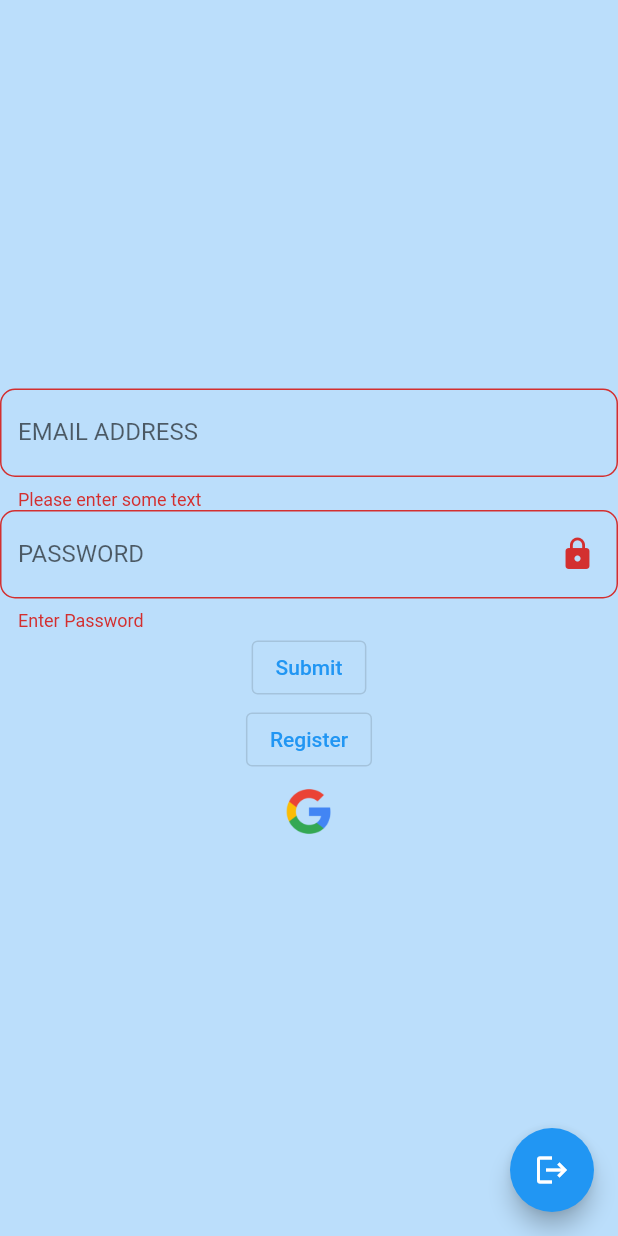
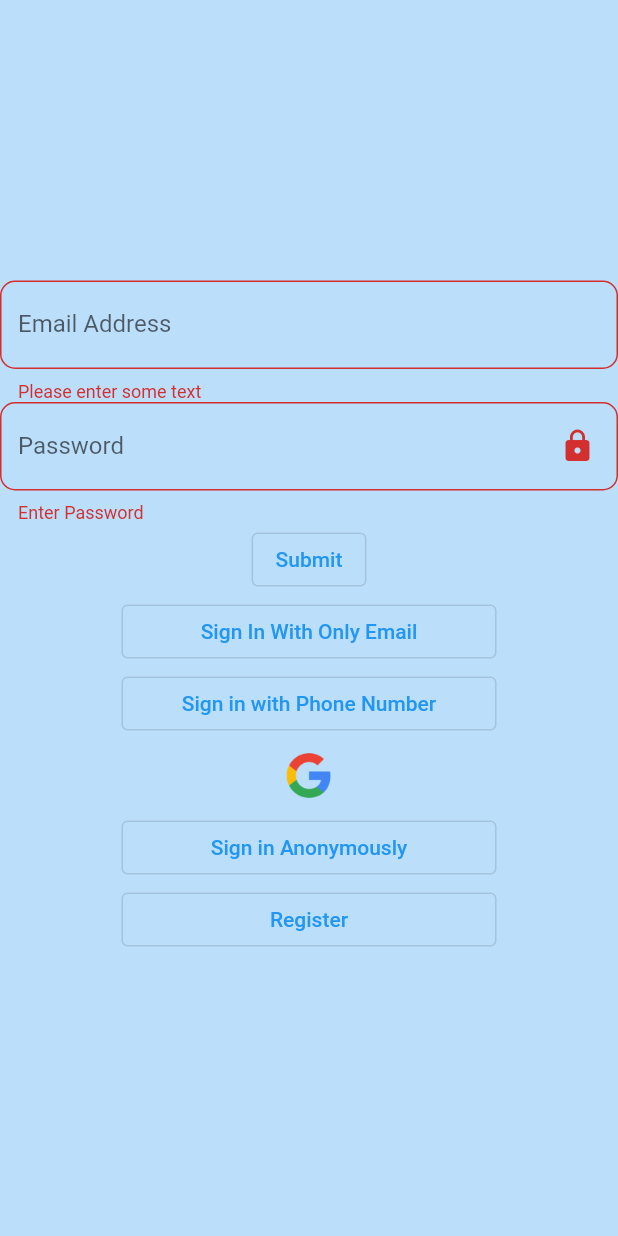
Before and after one commit to famedahossain/midterm-flutter, a Flutter app: the screen it shows after launch, after a tap on "Submit", on a phone screen of 412 x 824 dp. Run offline on Flutter 3.47's test engine with Material 2 defaults, Android fonts, the phone set to English and light mode, and no system bars; our stand-ins replace cloud_firestore, firebase_auth, firebase_core, google_sign_in, sms_autofill, splashscreen; accounts and stored records are empty.

Commit message:
Added More Sign In Methods

```diff
--- a/lib/driver.dart
+++ b/lib/driver.dart
@@ -2,14 +2,15 @@ import 'login_view.dart';
 import 'home_view.dart';
 import 'package:firebase_auth/firebase_auth.dart';
 import 'package:flutter/material.dart';
+import 'authenticate.dart';
+import 'package:cloud_firestore/cloud_firestore.dart';
+import 'package:google_sign_in/google_sign_in.dart';
 
 class AppDriver extends StatelessWidget {
   AppDriver({Key? key}) : super(key: key);
 
-  final FirebaseAuth _auth = FirebaseAuth.instance;
   @override
   Widget build(BuildContext context) {
-    return _auth.currentUser == null ? const LoginPage() : HomePage();
-    //
+    return Authenticate().authorizedUser() == null ? const LoginPage() : HomePage();
   }
 }
--- a/lib/login_view.dart
+++ b/lib/login_view.dart
@@ -1,23 +1,24 @@
 import 'package:cloud_firestore/cloud_firestore.dart';
 import 'package:firebase_core/firebase_core.dart';
+import 'phone.dart';
+import 'authenticate.dart';
 import 'driver.dart';
+import 'email_only.dart';
 import 'register.dart';
-import 'package:firebase_auth/firebase_auth.dart';
 import 'package:flutter/material.dart';
 import 'loading.dart';
-import 'package:google_sign_in/google_sign_in.dart';
 
 class LoginPage extends StatefulWidget {
   const LoginPage({Key? key}) : super(key: key);
+
   @override
-  _LoginState createState() => _LoginState();
+  State<LoginPage> createState() => _LoginState();
 }
 
 class _LoginState extends State<LoginPage> {
-  final FirebaseAuth _auth = FirebaseAuth.instance;
-  final GoogleSignIn _googleSignIn = GoogleSignIn();
+  final FirebaseFirestore _db = FirebaseFirestore.instance;
   final _formKey = GlobalKey<FormState>();
-  late TextEditingController _emailController, _passwordController;
+  late TextEditingController _emailController, _passwordController, _phoneNumberController;
 
   get model => null;
 
@@ -26,21 +27,25 @@ class _LoginState extends State<LoginPage> {
     super.initState();
     _emailController = TextEditingController();
     _passwordController = TextEditingController();
+    _phoneNumberController = TextEditingController();
   }
 
   @override
   void dispose() {
     _emailController.dispose();
     _passwordController.dispose();
+    _phoneNumberController.dispose();
     super.dispose();
   }
 
   bool _loading = false;
   String _email = "";
   String _password = "";
+  String _phone = "";
 
   @override
   Widget build(BuildContext context) {
+
     final emailInput = TextFormField(
       autocorrect: false,
       controller: _emailController,
@@ -51,11 +56,12 @@ class _LoginState extends State<LoginPage> {
         return null;
       },
       decoration: const InputDecoration(
-          labelText: "EMAIL ADDRESS",
+          labelText: "Email Address",
           border: OutlineInputBorder(
               borderRadius: BorderRadius.all(Radius.circular(10.0))),
           hintText: 'Enter Email'),
     );
+
     final passwordInput = TextFormField(
       autocorrect: false,
       controller: _passwordController,
@@ -67,7 +73,7 @@ class _LoginState extends State<LoginPage> {
       },
       obscureText: true,
       decoration: const InputDecoration(
-        labelText: "PASSWORD",
+        labelText: "Password",
         border: OutlineInputBorder(
             borderRadius: BorderRadius.all(Radius.circular(10.0))),
         hintText: 'Enter Password',
@@ -77,6 +83,7 @@ class _LoginState extends State<LoginPage> {
         ),
       ),
     );
+
     final submitButton = OutlinedButton(
       onPressed: () {
         if (_formKey.currentState!.validate()) {
@@ -85,32 +92,63 @@ class _LoginState extends State<LoginPage> {
           _email = _emailController.text;
           _password = _passwordController.text;
 
-          // _emailController.clear();
-          // _passwordController.clear();
+          _emailController.clear();
+          _passwordController.clear();
 
           setState(() {
             _loading = true;
-            login();
+            Authenticate().signInWithEmailAndPassword(_email, _password, context);
           });
         }
       },
       child: const Text('Submit'),
     );
 
-    final registerButton = OutlinedButton(
+    final registerButton = Container(
+        width: 250.0,
+        child: OutlinedButton(
           onPressed: () {
             Navigator.push(
                 context, MaterialPageRoute(builder: (con) => const RegisterPage()));
           },
           child: const Text('Register'),
-    );
+    ));
 
-    final google = IconButton(
+    final justEmail = Container(
+        width: 250.0,
+        child: OutlinedButton(
+          onPressed:(){
+            Navigator.push(
+                context,MaterialPageRoute(builder: (con) => OnlyEmail()));
+          }, child:Text("Sign In With Only Email"),
+    ));
+
+    final google = Container(
+        width: 250.0,
+        child: IconButton(
           icon: Image.asset('assets/googleicon.png'),
           iconSize: 30,
           onPressed: (){
-        googleSignIn();
-      }, );
+            Authenticate().googleSignIn(context);;
+          },
+    ));
+
+    final phone = Container(
+        width: 250.0,
+        child: OutlinedButton(
+        onPressed:(){
+          Navigator.push(
+              context,MaterialPageRoute(builder: (con) => const PhoneSignIn()));},
+        child: Text("Sign in with Phone Number"),
+    ));
+
+    final anon = Container(
+      width: 250.0,
+      child: OutlinedButton(
+        onPressed: (){
+          Authenticate().anonSignIn(context);},
+        child:Text("Sign in Anonymously"),
+    ));
 
     return Scaffold(
       backgroundColor: Colors.blue.shade100,
@@ -118,20 +156,18 @@ class _LoginState extends State<LoginPage> {
         child: Column(
           mainAxisAlignment: MainAxisAlignment.center,
           children: <Widget>[
-            _auth.currentUser != null
-                ? Text(_auth.currentUser!.uid)
-                : _loading
-                ? Loading()
-                : Form(
+            Form(
               key: _formKey,
               child: Column(
                 children: <Widget>[
-                  // Add TextFormFields and ElevatedButton here.
                   emailInput,
                   passwordInput,
                   submitButton,
+                  justEmail,
+                  phone,
+                  google,
+                  anon,
                   registerButton,
-                  google
                 ],
               ),
             )
@@ -139,69 +175,6 @@ class _LoginState extends State<LoginPage> {
         ),
       ),
       // This trailing comma makes auto-formatting nicer for build methods.
-      floatingActionButton: FloatingActionButton(
-        onPressed: signOut,
-        tooltip: 'Log out',
-        child: const Icon(Icons.logout),
-      ),
     );
   }
-
-  Future<void> login() async {
-    await Firebase.initializeApp();
-    try {
-      UserCredential _ = await _auth.signInWithEmailAndPassword(
-          email: _email, password: _password);
-      Navigator.pushReplacement(
-          context, MaterialPageRoute(builder: (con) => AppDriver()));
-    } on FirebaseAuthException catch (e) {
-      ScaffoldMessenger.of(context).clearSnackBars();
-      if (e.code == 'user-not-found') {
-        ScaffoldMessenger.of(context).showSnackBar(
-            const SnackBar(content: Text('No user found for that email.')));
-      } else if (e.code == 'wrong-password') {
-        ScaffoldMessenger.of(context).showSnackBar(const SnackBar(
-            content: Text('Wrong password provided for that user.')));
-      } else {
-        ScaffoldMessenger.of(context)
-            .showSnackBar(const SnackBar(content: Text("Something Else")));
 }
-    } catch (e) {
-      print(e);
-    }
-
-    setState(() {
-      _loading = false;
-    });
-  }
-
-  void signOut() async {
-    ScaffoldMessenger.of(context).clearSnackBars();
-    if(_auth.currentUser != null) {
-      await _auth.signOut();
-      ScaffoldMessenger.of(context)
-          .showSnackBar(const SnackBar(content: Text("Logged out")));
-    }else{
-      ScaffoldMessenger.of(context)
-          .showSnackBar(const SnackBar(content: Text("No user logged in")));
-    }
-    setState(() {
-
-    });
-  }
-
-  void  googleSignIn() async {
-    final GoogleSignInAccount googleUser = await GoogleSignIn().signIn();
-    final GoogleSignInAuthentication googleAuth = await googleUser.authentication;
-
-    final credential = GoogleAuthProvider.credential(
-      accessToken: googleAuth.accessToken,
-      idToken: googleAuth.idToken,
-    );
-
-    await FirebaseAuth.instance.signInWithCredential(credential);
-
-    Navigator.pushReplacement(context,MaterialPageRoute(builder:  (con) => AppDriver()));
-  }
-
-}
--- a/lib/main.dart
+++ b/lib/main.dart
@@ -1,13 +1,11 @@
 import 'dart:async';
 import 'package:flutter/material.dart';
 import 'package:splashscreen/splashscreen.dart';
-// Import the firebase_core plugin
 import 'package:firebase_core/firebase_core.dart';
 import 'driver.dart';
 
 void main() async {
   WidgetsFlutterBinding.ensureInitialized();
-  await Firebase.initializeApp();
   runApp(App());
 }
 
@@ -59,7 +57,7 @@ class Splash2 extends StatelessWidget {
     return SplashScreen(
       seconds: 6,
       navigateAfterSeconds: AppDriver(),
-      title: new Text('Fan Page',textScaleFactor: 2,),
+      title: new Text('Midterm App',textScaleFactor: 2,),
       image: new Image.asset('assets/IMG_9296.jpg',),
       loadingText: Text("Loading"),
       photoSize: 200.0,
--- a/pubspec.yaml
+++ b/pubspec.yaml
@@ -27,6 +27,7 @@ dependencies:
   cloud_firestore: "^2.5.3"
   firebase_auth: "^3.1.1"
   google_sign_in: "^4.4.4"
+  sms_autofill: "^2.1.2"
   splashscreen:
 
   # The following adds the Cupertino Icons font to your application.
```
Also changed, not shown: lib/authenticate.dart (added, +184 -0 lines), lib/email_only.dart (added, +83 -0 lines), lib/home_view.dart (+10 -71 lines), lib/phone.dart (added, +71 -0 lines), lib/register.dart (+3 -5 lines), pubspec.lock, 2 other files. Lines whose indentation alone changed are shown as unchanged.
